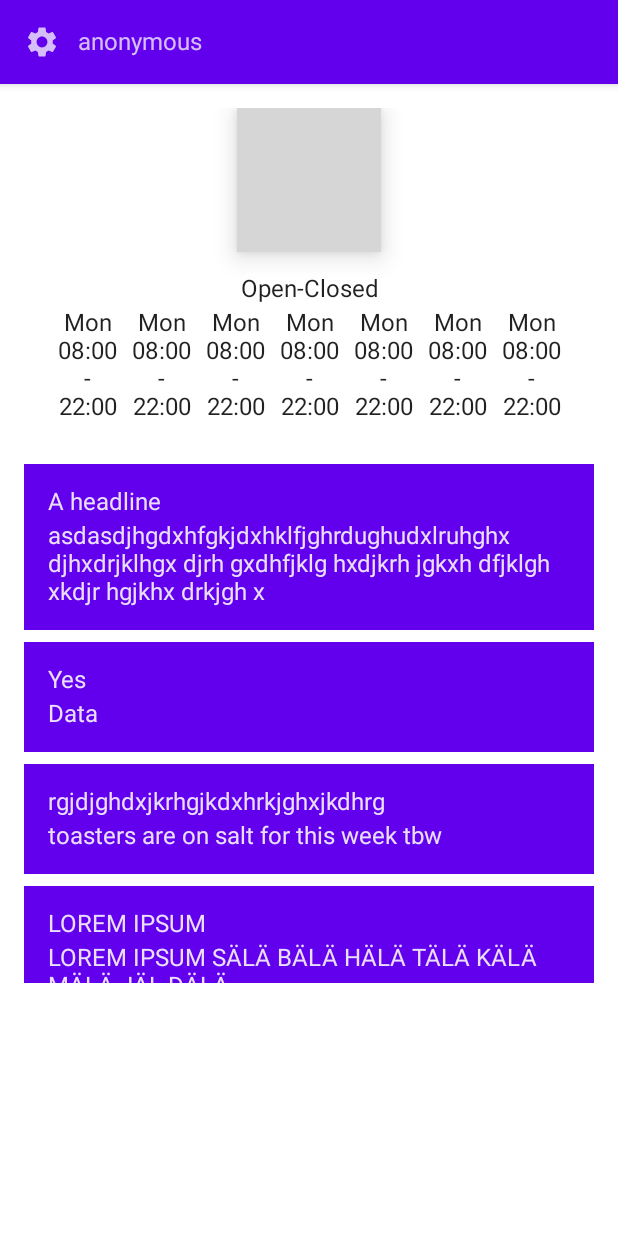
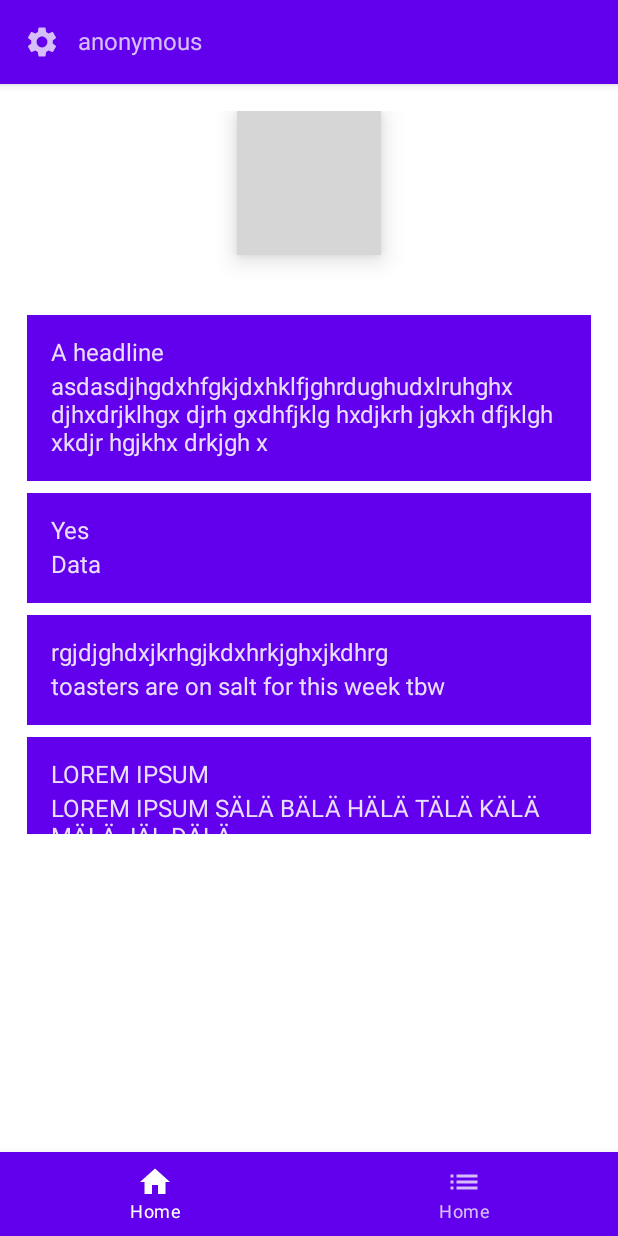
Before and after one commit to teemueer/CustomerFeedbackApp, an Android app built with Jetpack Compose: the screen it shows after launch (MainActivity), on a phone screen of 412 x 824 dp. Run offline under Robolectric (Android 15) with nearby library versions, the phone set to English and light mode, and no system bars; our stand-ins replace Firebase (no records; nobody signed in at launch, a user with empty details on screens opened directly), livedata-compose; grey boxes are pictures that could not be loaded.

Commit message:
Created rudimentary navigation between HomeScreen and ItemMenu. Created other kotlin files already for future views.

```diff
--- a/app/src/main/java/com/example/customerfeedbackapp/MainActivity.kt
+++ b/app/src/main/java/com/example/customerfeedbackapp/MainActivity.kt
@@ -16,6 +16,7 @@ import androidx.navigation.compose.NavHost
 import androidx.navigation.compose.composable
 import androidx.navigation.compose.rememberNavController
 import com.example.customerfeedbackapp.permissions.PermissionViewModel
+import com.example.customerfeedbackapp.screens.customer.ItemMenu
 import com.example.customerfeedbackapp.screens.home.HomeScreen
 import com.example.customerfeedbackapp.screens.login.LoginScreen
 import com.example.customerfeedbackapp.screens.settings.SettingsScreen
@@ -49,5 +50,8 @@ fun CustomerFeedbackApp(viewModel: MainViewModel, permissionViewModel: Permissio
         composable(route = "login") {
             LoginScreen(navController, viewModel)
         }
+        composable(route="ItemMenu"){
+            ItemMenu(navController, viewModel)
+        }
     }
 }
--- /dev/null
+++ b/app/src/main/java/com/example/customerfeedbackapp/composables/UiBottomNavbar.kt
@@ -0,0 +1,45 @@
+package com.example.customerfeedbackapp.composables
+
+import androidx.compose.material.*
+import androidx.compose.material.icons.Icons
+import androidx.compose.material.icons.filled.Home
+import androidx.compose.material.icons.filled.List
+import androidx.compose.runtime.*
+import androidx.compose.ui.unit.dp
+import androidx.navigation.NavController
+
+@Composable
+fun BottomBar(
+    navController: NavController,
+) {
+    var selectedIndex by remember { mutableStateOf(0) }
+
+    BottomNavigation(elevation = 10.dp) {
+        BottomNavigationItem(
+            icon = {
+                Icon(
+                    imageVector = Icons.Default.Home,
+                    contentDescription = "Navigation button. Return to home"
+                )
+            },
+            label = { Text(text = "Home")},
+            selected = (selectedIndex == 0),
+            onClick = { selectedIndex = 0
+                        navController.navigate("home")
+            })
+
+        BottomNavigationItem(
+            icon = {
+                Icon(
+                    imageVector = Icons.Default.List,
+                    contentDescription = "List "
+                )
+            },
+            label = { Text(text = "Home")},
+            selected = (selectedIndex == 1),
+            onClick = {
+                selectedIndex = 1
+                navController.navigate("ItemMenu")
+            })
+    }
+}
--- /dev/null
+++ b/app/src/main/java/com/example/customerfeedbackapp/composables/UiFAB.kt
@@ -0,0 +1,25 @@
+package com.example.customerfeedbackapp.composables
+
+import androidx.compose.material.FloatingActionButton
+import androidx.compose.material.Icon
+import androidx.compose.material.icons.Icons
+import androidx.compose.material.icons.filled.Add
+import androidx.compose.runtime.Composable
+import androidx.compose.runtime.getValue
+import androidx.compose.runtime.livedata.observeAsState
+import androidx.navigation.NavController
+import com.example.customerfeedbackapp.MainViewModel
+import com.example.customerfeedbackapp.models.User
+
+@Composable
+fun UiFab(
+    navController: NavController,
+    viewModel: MainViewModel,
+){
+    val user: User? by viewModel.currentUser.observeAsState(null)
+    if (user != null) {
+        FloatingActionButton(onClick = { /*TODO*/ }) {
+            Icon(Icons.Filled.Add, "Add")
+        }
+    }
+}
--- /dev/null
+++ b/app/src/main/java/com/example/customerfeedbackapp/composables/UiTopNavBar.kt
@@ -0,0 +1,28 @@
+package com.example.customerfeedbackapp.composables
+
+import androidx.compose.material.Icon
+import androidx.compose.material.IconButton
+import androidx.compose.material.Text
+import androidx.compose.material.icons.Icons
+import androidx.compose.material.icons.filled.Settings
+import androidx.compose.runtime.Composable
+import androidx.compose.runtime.getValue
+import androidx.compose.runtime.livedata.observeAsState
+import androidx.navigation.NavController
+import com.example.customerfeedbackapp.MainViewModel
+import com.example.customerfeedbackapp.models.User
+
+
+@Composable
+fun UiTopAppBar(
+    navController: NavController,
+    viewModel: MainViewModel,
+){
+    val user: User? by viewModel.currentUser.observeAsState(null)
+    androidx.compose.material.TopAppBar {
+        IconButton(onClick = { navController.navigate("settings") }) {
+            Icon(Icons.Filled.Settings, "Settings")
+        }
+        Text(user?.email ?: "anonymous")
+    }
+}
--- /dev/null
+++ b/app/src/main/java/com/example/customerfeedbackapp/screens/customer/FeedbackFormView.kt
@@ -0,0 +1 @@
+package com.example.customerfeedbackapp.screens.customer
--- /dev/null
+++ b/app/src/main/java/com/example/customerfeedbackapp/screens/customer/FeedbackView.kt
@@ -0,0 +1 @@
+package com.example.customerfeedbackapp.screens.customer
--- /dev/null
+++ b/app/src/main/java/com/example/customerfeedbackapp/screens/customer/ProductView.kt
@@ -0,0 +1 @@
+package com.example.customerfeedbackapp.screens.customer
--- /dev/null
+++ b/app/src/main/java/com/example/customerfeedbackapp/screens/customer/SingleProduct.kt
@@ -0,0 +1 @@
+package com.example.customerfeedbackapp.screens.customer
--- a/app/src/main/java/com/example/customerfeedbackapp/screens/home/HomeScreen.kt
+++ b/app/src/main/java/com/example/customerfeedbackapp/screens/home/HomeScreen.kt
@@ -28,6 +28,9 @@ import androidx.navigation.NavController
 import com.example.customerfeedbackapp.CustomerFeedbackApp
 import com.example.customerfeedbackapp.MainViewModel
 import com.example.customerfeedbackapp.R
+import com.example.customerfeedbackapp.composables.BottomBar
+import com.example.customerfeedbackapp.composables.UiFab
+import com.example.customerfeedbackapp.composables.UiTopAppBar
 import com.example.customerfeedbackapp.models.User
 import com.example.customerfeedbackapp.permissions.PermissionViewModel
 import com.example.customerfeedbackapp.ui.theme.CustomerFeedbackAppTheme
@@ -38,25 +41,12 @@ fun HomeScreen(
     viewModel: MainViewModel,
     permissionViewModel: PermissionViewModel
 ) {
-    val user: User? by viewModel.currentUser.observeAsState(null)
     Scaffold(
 
-        floatingActionButton = {
-            if (user != null) {
-                FloatingActionButton(onClick = { /*TODO*/ }) {
-                    Icon(Icons.Filled.Add, "Add")
-                }
-            }
+        floatingActionButton = { UiFab(navController, viewModel)
         },
-
-        topBar = {
-            TopAppBar {
-                IconButton(onClick = { navController.navigate("settings") }) {
-                    Icon(Icons.Filled.Settings, "Settings")
-                }
-                Text(user?.email ?: "anonymous")
-            }
-        }
+        topBar = { UiTopAppBar(navController, viewModel) },
+        bottomBar = { BottomBar(navController) }
 
     ) {
         Column(
@@ -74,9 +64,11 @@ fun HomeScreen(
 @Composable
 fun HomeView(modifier: Modifier = Modifier) {
     Surface(modifier) {
-        Column(modifier = modifier
-            .padding(16.dp)
-            .verticalScroll(rememberScrollState())) {
+        Column(
+            modifier = modifier
+                .padding(18.dp)
+                .verticalScroll(rememberScrollState())
+        ) {
             StoreHeader()
             StoreInformation()
             StoreNewsFeed()
@@ -142,60 +134,26 @@ fun StoreInformation() {
         horizontalAlignment = Alignment.CenterHorizontally
     ) {
         Column(horizontalAlignment = Alignment.CenterHorizontally) {
-            Text(text = "Open-Closed")
-            Row(Modifier.padding(4.dp)) {
-                Column(horizontalAlignment = Alignment.CenterHorizontally) {
-                    Text(text = "Mon")
-                    Text(text = "08:00")
-                    Text(text = "-")
-                    Text("22:00")
-                }
-                Spacer(modifier = Modifier.width(10.dp))
-                Column(horizontalAlignment = Alignment.CenterHorizontally) {
-                    Text(text = "Mon")
-                    Text(text = "08:00")
-                    Text(text = "-")
-                    Text("22:00")
-                }
-                Spacer(modifier = Modifier.width(10.dp))
-                Column(horizontalAlignment = Alignment.CenterHorizontally) {
-                    Text(text = "Mon")
-                    Text(text = "08:00")
-                    Text(text = "-")
-                    Text("22:00")
-                }
-                Spacer(modifier = Modifier.width(10.dp))
-                Column(horizontalAlignment = Alignment.CenterHorizontally) {
-                    Text(text = "Mon")
-                    Text(text = "08:00")
-                    Text(text = "-")
-                    Text("22:00")
-                }
-                Spacer(modifier = Modifier.width(10.dp))
-                Column(horizontalAlignment = Alignment.CenterHorizontally) {
-                    Text(text = "Mon")
-                    Text(text = "08:00")
-                    Text(text = "-")
-                    Text("22:00")
-                }
-                Spacer(modifier = Modifier.width(10.dp))
-                Column(horizontalAlignment = Alignment.CenterHorizontally) {
-                    Text(text = "Mon")
-                    Text(text = "08:00")
-                    Text(text = "-")
-                    Text("22:00")
-                }
-                Spacer(modifier = Modifier.width(10.dp))
-                Column(horizontalAlignment = Alignment.CenterHorizontally) {
-                    Text(text = "Mon")
-                    Text(text = "08:00")
-                    Text(text = "-")
-                    Text("22:00")
-                }
-            }
         }
     }
 }
+
+@Composable
+fun StoreOpenClosed() {
+
+
+}
+
+@Preview(showBackground = true, widthDp = 400)
+@Composable
+fun StoreOCPreview() {
+    CustomerFeedbackAppTheme {
+        Column {
+            StoreOpenClosed()
+        }
+    }
+}
+
 
 @Preview(showBackground = true, widthDp = 400)
 @Composable
@@ -211,19 +169,21 @@ fun StoreInformationPreview() {
 All Composable elements used for store news
  */
 data class NewsArticle(
-    val headline:String,
+    val headline: String,
     val body: String
 )
 
 @Composable
-fun StoreNews(headline:String, body:String) {
+fun StoreNews(headline: String, body: String) {
     Surface(
         color = MaterialTheme.colors.primary,
         modifier = Modifier.padding(vertical = 4.dp)
     ) {
-        Column(modifier = Modifier
-            .padding(16.dp)
-            .fillMaxWidth()) {
+        Column(
+            modifier = Modifier
+                .padding(16.dp)
+                .fillMaxWidth()
+        ) {
             Text(text = headline)
             Spacer(modifier = Modifier.height(4.dp))
             Text(text = body)
@@ -235,19 +195,23 @@ fun StoreNews(headline:String, body:String) {
 fun StoreNewsFeed(
     modifier: Modifier = Modifier,
     articles: List<NewsArticle> = listOf(
-        NewsArticle("A headline","asdasdjhgdxhfgkjdxhklfjghrdughudxlruhghx djhxdrjklhgx djrh gxdhfjklg hxdjkrh jgkxh dfjklgh xkdjr hgjkhx drkjgh x"),
-        NewsArticle("Yes","Data"),
-        NewsArticle("rgjdjghdxjkrhgjkdxhrkjghxjkdhrg","toasters are on salt for this week tbw"),
-        NewsArticle("LOREM IPSUM","LOREM IPSUM SÄLÄ BÄLÄ HÄLÄ TÄLÄ KÄLÄ MÄLÄ JÄL DÄLÄ "),
-        NewsArticle("LOREM IPSUM","LOREM IPSUM SÄLÄ BÄLÄ HÄLÄ TÄLÄ KÄLÄ MÄLÄ JÄL DÄLÄ "),
+        NewsArticle(
+            "A headline",
+            "asdasdjhgdxhfgkjdxhklfjghrdughudxlruhghx djhxdrjklhgx djrh gxdhfjklg hxdjkrh jgkxh dfjklgh xkdjr hgjkhx drkjgh x"
         ),
-){
-    LazyColumn(modifier = modifier
-        .padding(vertical = 5.dp)
-        .height(350.dp)){
-        items(items = articles){
-            article ->
-            StoreNews(headline = article.headline, body =article.body )
+        NewsArticle("Yes", "Data"),
+        NewsArticle("rgjdjghdxjkrhgjkdxhrkjghxjkdhrg", "toasters are on salt for this week tbw"),
+        NewsArticle("LOREM IPSUM", "LOREM IPSUM SÄLÄ BÄLÄ HÄLÄ TÄLÄ KÄLÄ MÄLÄ JÄL DÄLÄ "),
+        NewsArticle("LOREM IPSUM", "LOREM IPSUM SÄLÄ BÄLÄ HÄLÄ TÄLÄ KÄLÄ MÄLÄ JÄL DÄLÄ "),
+    ),
+) {
+    LazyColumn(
+        modifier = modifier
+            .padding(vertical = 5.dp)
+            .height(350.dp)
+    ) {
+        items(items = articles) { article ->
+            StoreNews(headline = article.headline, body = article.body)
         }
     }
 }
```
Also changed, not shown: app/src/main/java/com/example/customerfeedbackapp/screens/customer/ItemMenu.kt (added, +68 -0 lines).
